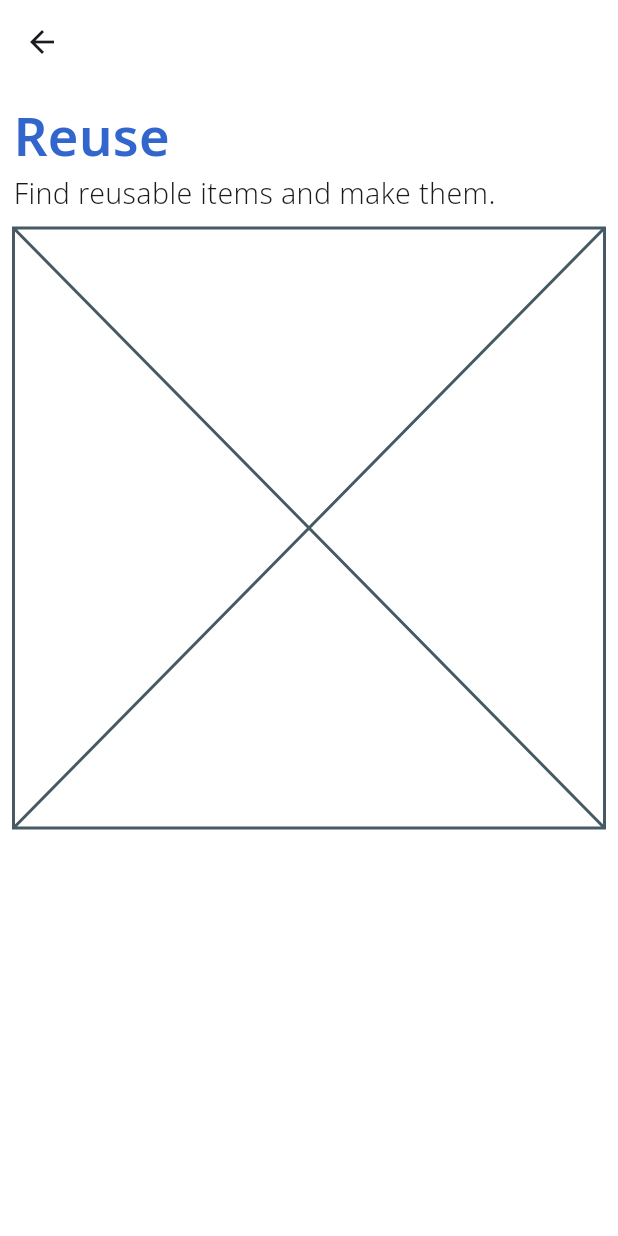
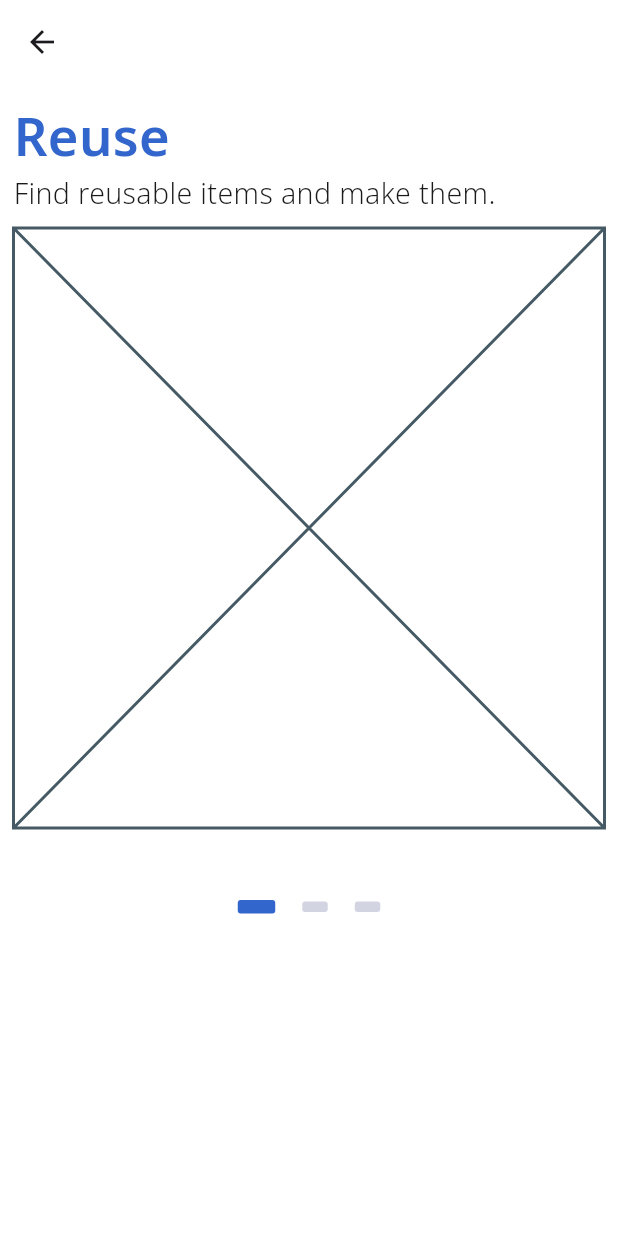
Before and after one commit to GDG-on-Campus-SKHU/98developers-flutter-app, a Flutter app: the LaunchScreen screen opened directly, on a phone screen of 412 x 824 dp. Run offline on Flutter 3.47's test engine with Material 2 defaults, Android fonts, the phone set to English and light mode, and no system bars.

Commit message:
modi(#5): Launch page indicator 적용

```diff
--- a/lib/screens/launch.dart
+++ b/lib/screens/launch.dart
@@ -10,18 +10,14 @@ class LaunchScreen extends StatefulWidget {
 }
 
 class _LaunchScreenState extends State<LaunchScreen> {
-  final _crossAxisStart = CrossAxisAlignment.start;
-  @override
-  Widget build(BuildContext context) {
-    return Scaffold(
-        backgroundColor: Palette.white,
-        body: PageView(
-          children: <Widget>[
+  PageController _pageController = PageController();
+  int _currentIndex = 0;
+  List<Widget> _pages = [
     Container(
       padding: const EdgeInsets.all(9.0),
       height: double.infinity,
       color: Palette.white,
-              child: Column(crossAxisAlignment: _crossAxisStart, children: [
+      child: Column(crossAxisAlignment: CrossAxisAlignment.start, children: [
         title("Reuse"),
         subtitle("Find reusable items and make them."),
         SizedBox(height: 10.0),
@@ -31,7 +27,7 @@ class _LaunchScreenState extends State<LaunchScreen> {
     Container(
       padding: const EdgeInsets.all(9.0),
       color: Palette.white,
-              child: Column(crossAxisAlignment: _crossAxisStart, children: [
+      child: Column(crossAxisAlignment: CrossAxisAlignment.start, children: [
         title("Recovery"),
         subtitle("Find and use the climate community."),
         SizedBox(height: 10.0),
@@ -41,7 +37,7 @@ class _LaunchScreenState extends State<LaunchScreen> {
     Container(
       padding: const EdgeInsets.all(9.0),
       color: Palette.white,
-              child: Column(crossAxisAlignment: _crossAxisStart, children: [
+      child: Column(crossAxisAlignment: CrossAxisAlignment.start, children: [
         title("Recycle"),
         subtitle("Find out what you can recycle."),
         SizedBox(height: 10.0),
@@ -49,11 +45,51 @@ class _LaunchScreenState extends State<LaunchScreen> {
         ElevatedButton(onPressed: () {}, child: Text("Okay!"))
       ]),
     ),
-          ],
+  ];
+
+  @override
+  Widget build(BuildContext context) {
+    return Scaffold(
+        backgroundColor: Palette.white,
+        body: Stack(children: [
+          PageView(
+            onPageChanged: (index) {
+              setState(() {
+                _currentIndex = index;
+              });
+            },
+            controller: _pageController,
+            children: _pages,
           ),
+          Positioned(
+            bottom: 215.0,
+            left: 0.0,
+            right: 0.0,
+            child: Row(
+              mainAxisAlignment: MainAxisAlignment.center,
+              children: List.generate(
+                _pages.length,
+                (index) => _buildPageIndicator(index),
+              ),
+            ),
+          ),
+        ]),
         appBar: AppBar(
           elevation: 0,
           backgroundColor: Palette.white,
         ));
   }
+
+  Widget _buildPageIndicator(int index) {
+    bool isCurrentIndex = index == _currentIndex;
+    return Container(
+      margin: EdgeInsets.symmetric(horizontal: 9.0),
+      width: isCurrentIndex ? 25.0 : 17.0,
+      height: isCurrentIndex ? 9.0 : 7.0,
+      decoration: BoxDecoration(
+        color: isCurrentIndex ? Palette.sapphire : Palette.deepsliver,
+        borderRadius: BorderRadius.circular(2),
+      ),
+    );
   }
+}
```
Lines whose indentation alone changed are shown as unchanged.
